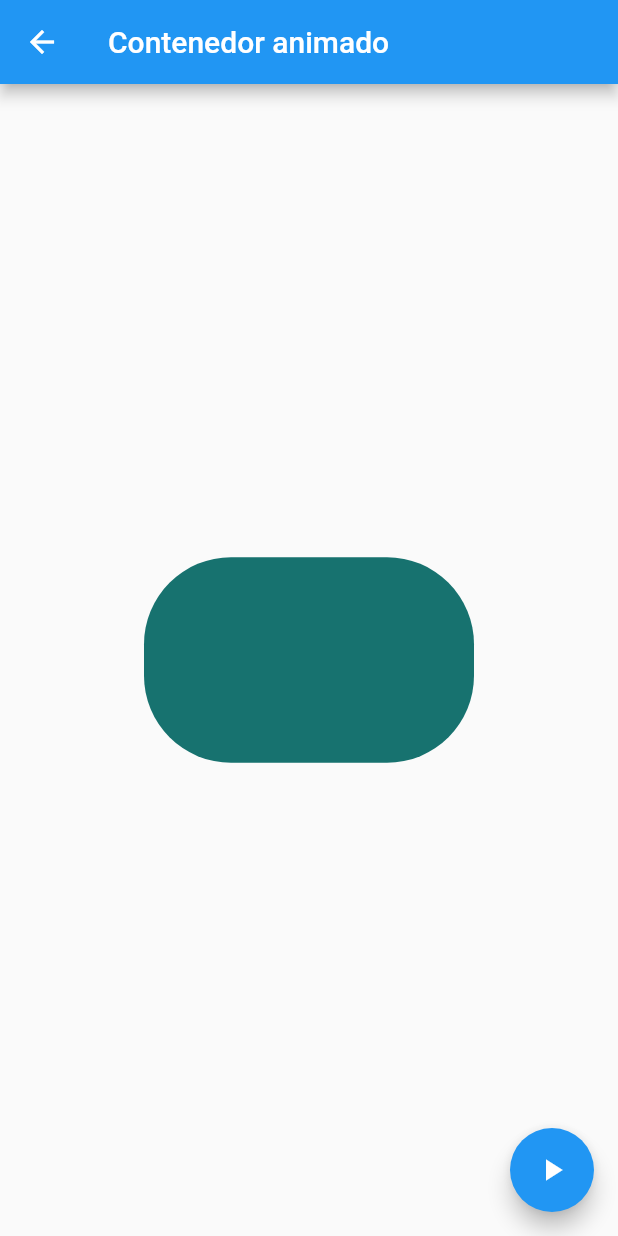
After one commit to jdpadillaac/flutter-Widgets, a Flutter app: the AnimatedContainerPage screen opened by its route, after a tap on the "play arrow" icon, on a phone screen of 412 x 824 dp. The commit adds this screen. Run offline on Flutter 3.47's test engine with Material 2 defaults, Android fonts, the phone set to English and light mode, and no system bars.

Commit message:
Animated container

```diff
--- /dev/null
+++ b/lib/src/pages/animated_container.dart
@@ -0,0 +1,51 @@
+import 'dart:math';
+
+import 'package:flutter/material.dart';
+
+class AnimatedContainerPage extends StatefulWidget {
+  AnimatedContainerPage({Key key}) : super(key: key);
+
+  @override
+  _AnimatedContainerPageState createState() => _AnimatedContainerPageState();
+}
+
+class _AnimatedContainerPageState extends State<AnimatedContainerPage> {
+  double _width = 50.0;
+  double _heidht = 50.0;
+  Color _color = Colors.purple;
+
+  BorderRadiusGeometry _boderRadius = BorderRadius.circular(8.0);
+
+  @override
+  Widget build(BuildContext context) {
+    return Scaffold(
+        appBar: AppBar(
+          title: Text('Contenedor animado'),
+        ),
+        body: Center(
+          child: AnimatedContainer(
+            width: _width,
+            height: _heidht,
+            duration: Duration(milliseconds: 300),
+            curve: Curves.fastOutSlowIn,
+            decoration:
+                BoxDecoration(borderRadius: _boderRadius, color: _color),
+          ),
+        ),
+        floatingActionButton: FloatingActionButton(
+          onPressed: () {
+            final ramdom = Random();
+
+            setState(() {
+              _width = ramdom.nextInt(300).toDouble();
+              _heidht = ramdom.nextInt(300).toDouble();
+              _color = Color.fromRGBO(ramdom.nextInt(255), ramdom.nextInt(255),
+                  ramdom.nextInt(255), 1);
+              _boderRadius =
+                  BorderRadius.circular(ramdom.nextInt(100).toDouble());
+            });
+          },
+          child: Icon(Icons.play_arrow),
+        ));
+  }
+}
--- a/lib/src/routes/routes.dart
+++ b/lib/src/routes/routes.dart
@@ -1,4 +1,5 @@
 import 'package:components/src/pages/alert_page.dart';
+import 'package:components/src/pages/animated_container.dart';
 import 'package:components/src/pages/avatar_page.dart';
 import 'package:components/src/pages/card_page.dart';
 import 'package:components/src/pages/home_page.dart';
@@ -9,6 +10,7 @@ Map<String, WidgetBuilder> getAppRoutes() {
     '/': (BuildContext context) => HomePage(),
     'alert': (BuildContext context) => AlertPage(),
     'avatar': (BuildContext context) => AvatarPage(),
-    'card': (BuildContext context) => CardPage()
+    'card': (BuildContext context) => CardPage(),
+    'animatedContainer': (BuildContext context) => AnimatedContainerPage()
   };
 }
--- a/lib/src/utils/icons_string.dart
+++ b/lib/src/utils/icons_string.dart
@@ -4,6 +4,7 @@ final _icons = <String, IconData>{
   'add_alert': Icons.add_alert,
   'accessibility': Icons.accessibility,
   'folder_open': Icons.folder_open,
+  'donut_large': Icons.donut_large
 };
 
 Icon getIcon(String iconName) {
--- a/uploads/menu_opts.json
+++ b/uploads/menu_opts.json
@@ -1,20 +1,24 @@
 {
-    "nombreApp" : "Componentes",
-    "rutas" : [
-        {
-            "ruta" : "alert",
-            "icon" : "add_alert",
+    "nombreApp": "Componentes",
+    "rutas": [{
+            "ruta": "alert",
+            "icon": "add_alert",
             "texto": "Alertas"
         },
         {
-            "ruta" : "avatar",
-            "icon" : "accessibility",
+            "ruta": "avatar",
+            "icon": "accessibility",
             "texto": "Avatars"
         },
         {
-            "ruta" : "card",
-            "icon" : "folder_open",
+            "ruta": "card",
+            "icon": "folder_open",
             "texto": "Cards - Tarjetas"
+        },
+        {
+            "ruta": "animatedContainer",
+            "icon": "donut_large",
+            "texto": "Contenedor animado"
         }
     ]
 }
```
Also changed, not shown: lib/src/pages/avatar_page.dart (+24 -0 lines).
